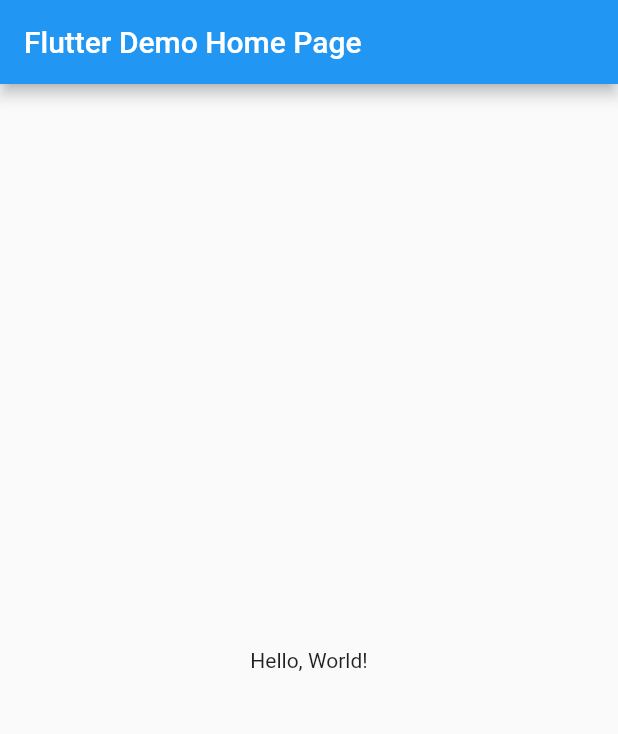
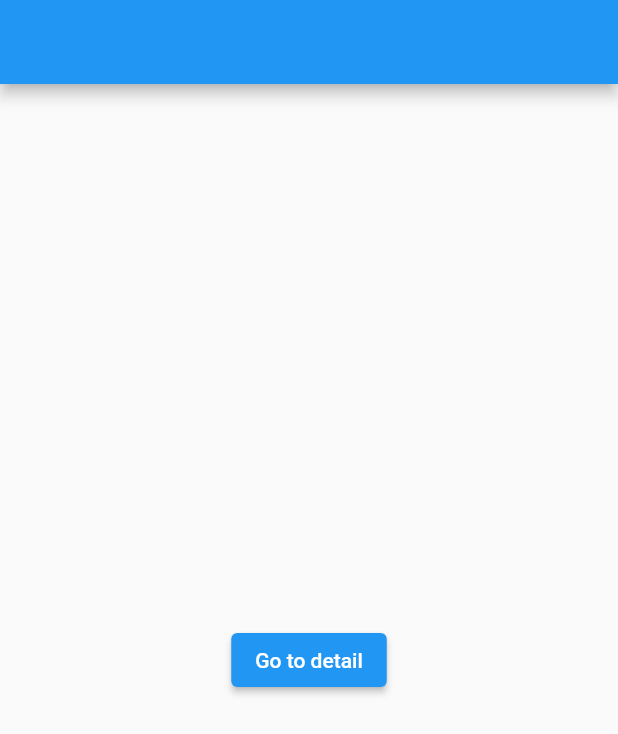
Before and after one commit to DickyArya01/flutter_practice-api, a Flutter app: the screen it shows after launch, on a phone screen of 412 x 824 dp. Shown: the top 734 px of the screen. Run offline on Flutter 3.47's test engine with Material 2 defaults, Android fonts, the phone set to English and light mode, and no system bars.

Commit message:
first commit

```diff
--- /dev/null
+++ b/lib/constant.dart
@@ -0,0 +1,2 @@
+String home = '/';
+String detail = '/detail';
--- a/lib/main.dart
+++ b/lib/main.dart
@@ -1,41 +1,20 @@
+import 'package:dicky/constant.dart';
+import 'package:dicky/page/detail.dart';
+import 'package:dicky/page/home.dart';
 import 'package:flutter/material.dart';
 
 void main() => runApp(MyApp());
 
 class MyApp extends StatelessWidget {
-  // This widget is the root of your application.
+  const MyApp({Key? key}) : super(key: key);
   @override
   Widget build(BuildContext context) {
     return MaterialApp(
-      // Application name
-      title: 'Flutter Hello World',
-      // Application theme data, you can set the colors for the application as
-      // you want
-      theme: ThemeData(
-        primarySwatch: Colors.blue,
-      ),
-      // A widget which will be started on application startup
-      home: MyHomePage(title: 'Flutter Demo Home Page'),
-    );
+        debugShowCheckedModeBanner: false,
+        initialRoute: home,
+        routes: {
+          home: (context) => HomePage(),
+          detail: (context) => DetailPage(),
+        });
   }
 }
-
-class MyHomePage extends StatelessWidget {
-  final String title;
-  const MyHomePage({Key? key, required this.title}) : super(key: key);
-
-  @override
-  Widget build(BuildContext context) {
-    return Scaffold(
-      appBar: AppBar(
-        // The title text which will be shown on the action bar
-        title: Text(title),
-      ),
-      body: Center(
-        child: Text(
-          'Hello, World!',
-        ),
-      ),
-    );
-  }
-}
--- /dev/null
+++ b/lib/page/detail.dart
@@ -0,0 +1,16 @@
+import 'package:flutter/material.dart';
+
+class DetailPage extends StatefulWidget {
+  const DetailPage({Key? key}) : super(key: key);
+  _DetailPageState createState() => _DetailPageState();
+}
+
+class _DetailPageState extends State<DetailPage> {
+  @override
+  Widget build(BuildContext context) {
+    return Scaffold(
+      appBar: AppBar(),
+      body: Center(child: Text("Detail")),
+    );
+  }
+}
--- /dev/null
+++ b/lib/page/home.dart
@@ -0,0 +1,20 @@
+import 'package:dicky/constant.dart';
+import 'package:flutter/material.dart';
+
+class HomePage extends StatefulWidget {
+  const HomePage({Key? key}) : super(key: key);
+  _HomePageState createState() => _HomePageState();
+}
+
+class _HomePageState extends State<HomePage> {
+  @override
+  Widget build(BuildContext context) {
+    return Scaffold(
+      appBar: AppBar(),
+      body: Center(
+          child: ElevatedButton(
+              onPressed: () => Navigator.pushNamed(context, detail),
+              child: Text("Go to detail"))),
+    );
+  }
+}
```
